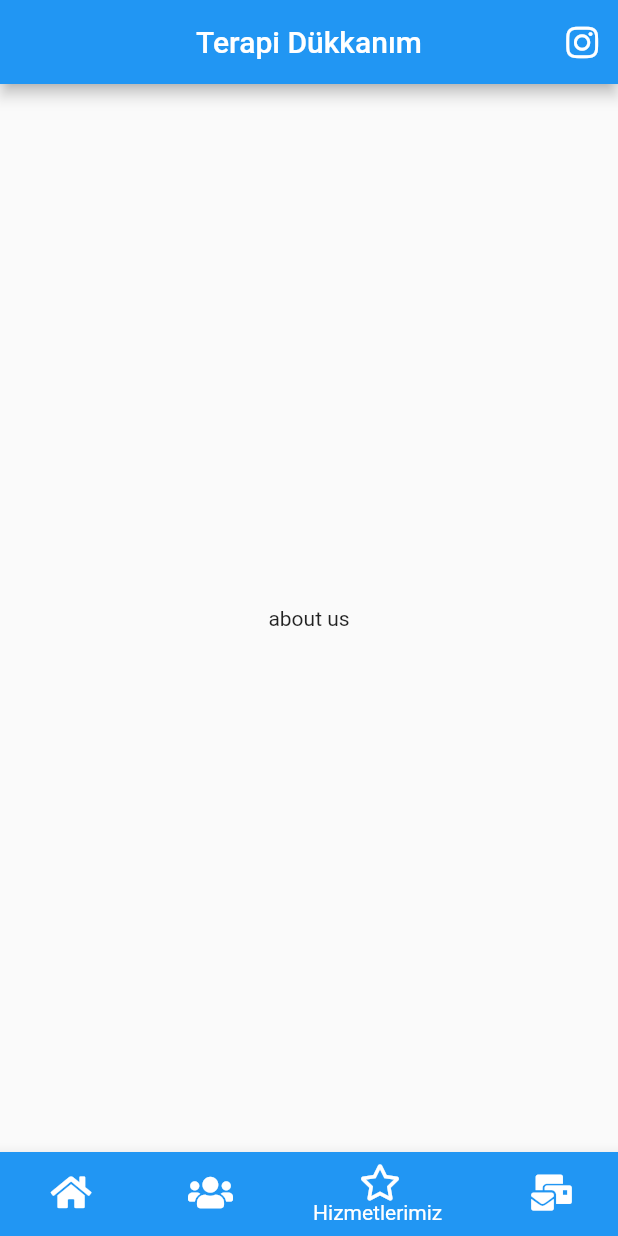
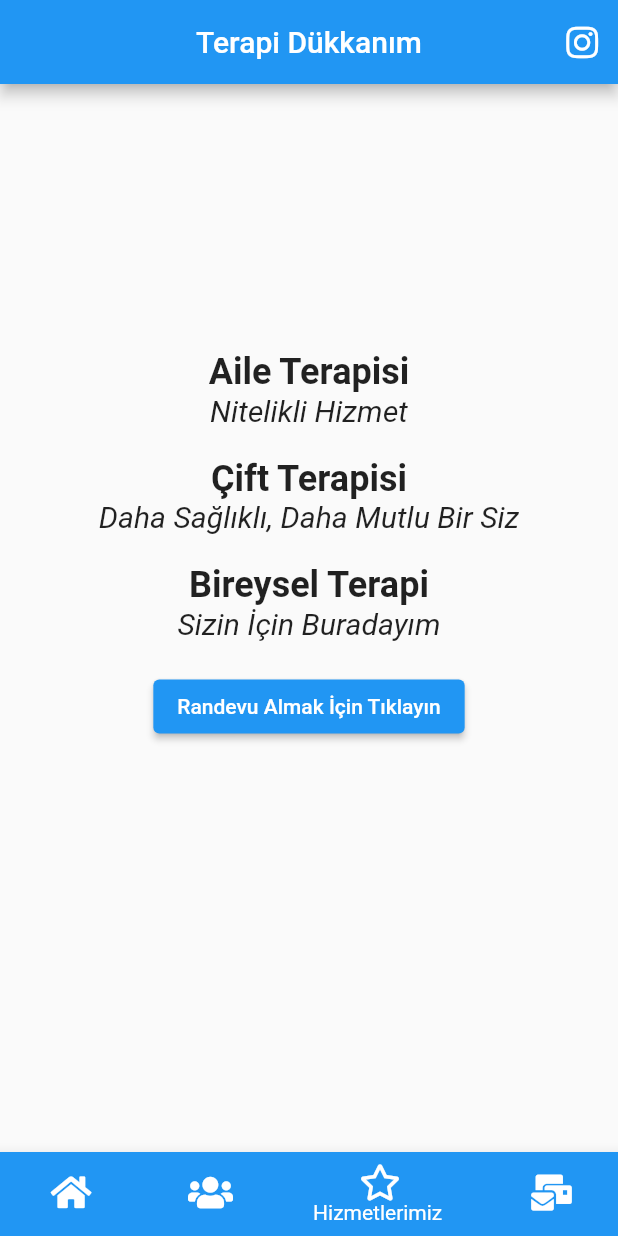
Before and after one commit to yakupbilgen/terapidukkanim, a Flutter app: the screen it shows after launch, item 3 of the bottom bar chosen, on a phone screen of 412 x 824 dp. Run offline on Flutter 3.47's test engine with Material 2 defaults, Android fonts, the phone set to English and light mode, and no system bars; our stand-ins replace font_awesome_flutter.

Commit message:
services screen complate

```diff
--- a/lib/screen/bottomappbar/services.dart
+++ b/lib/screen/bottomappbar/services.dart
@@ -1,10 +1,49 @@
 import 'package:flutter/material.dart';
+import 'package:terapidukkanim/widgets/services_screen_text.dart';
 
 class ServicesScreenBottomBar extends StatelessWidget {
   @override
   Widget build(BuildContext context) {
     return Container(
-      child: Center(child: Text('about us')),
+      child: Center(
+          child: Column(
+        children: [
+          Expanded(
+            flex: 1,
+            child: SizedBox(),
+          ),
+          Expanded(
+            flex: 2,
+            child: Column(
+              children: [
+                FirstText(firstText: 'Aile Terapisi'),
+                SubText(subText: 'Nitelikli Hizmet'),
+                SizedBox(
+                  height: 20,
+                ),
+                FirstText(firstText: 'Çift Terapisi'),
+                SubText(subText: 'Daha Sağlıklı, Daha Mutlu Bir Siz'),
+                SizedBox(
+                  height: 20,
+                ),
+                FirstText(firstText: 'Bireysel Terapi'),
+                SubText(subText: 'Sizin İçin Buradayım'),
+                SizedBox(
+                  height: 20,
+                ),
+                ElevatedButton(
+                  onPressed: () =>
+                      Navigator.pushNamed(context, "/appointmentScreen"),
+                  child: Text('Randevu Almak İçin Tıklayın')),
+              ],
+            ),
+          ),
+          Expanded(
+            flex: 1,
+            child: SizedBox(),
+          ),
+        ],
+      )),
     );
   }
 }
--- /dev/null
+++ b/lib/widgets/services_screen_text.dart
@@ -0,0 +1,31 @@
+import 'package:flutter/material.dart';
+
+class FirstText extends StatelessWidget {
+  FirstText({Key key, @required this.firstText}) : super(key: key);
+  final String firstText;
+  @override
+  Widget build(BuildContext context) {
+    return Text(
+      firstText,
+      style: TextStyle(
+        fontSize: Theme.of(context).textTheme.headline5.fontSize,
+        fontWeight: FontWeight.bold,
+      ),
+    );
+  }
+}
+
+class SubText extends StatelessWidget {
+  SubText({Key key, @required this.subText}) : super(key: key);
+  final String subText;
+  @override
+  Widget build(BuildContext context) {
+    return Text(
+      subText,
+      style: TextStyle(
+        fontSize: Theme.of(context).textTheme.headline6.fontSize,
+        fontStyle: FontStyle.italic,
+      ),
+    );
+  }
+}
```
